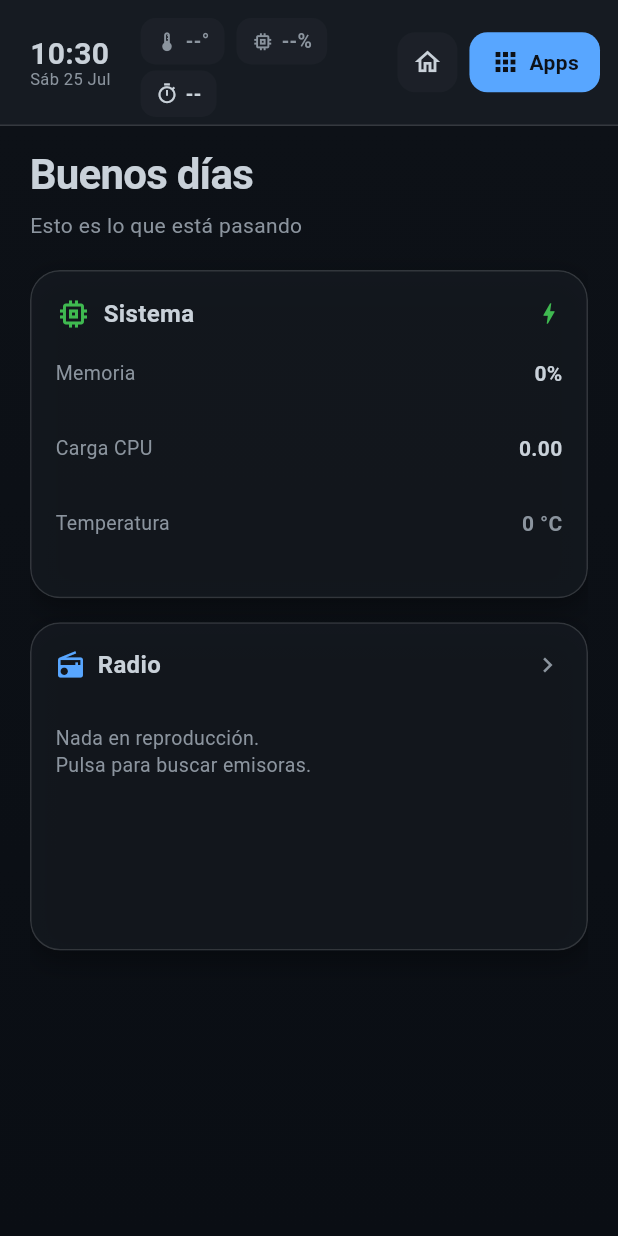
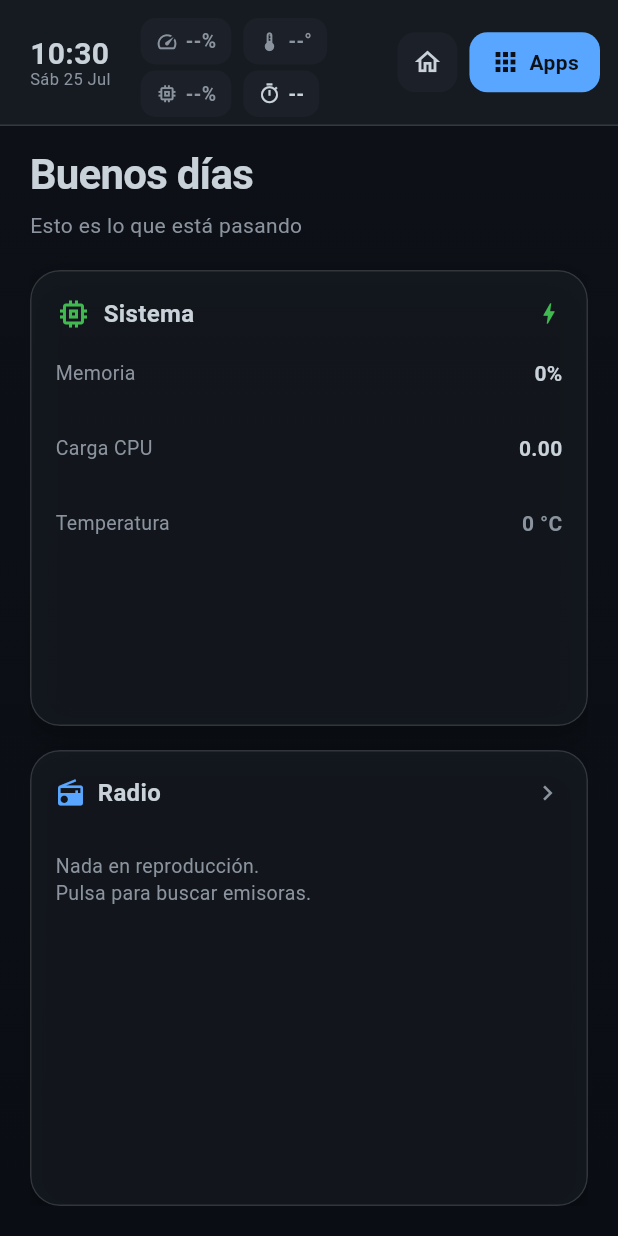
Before and after one commit to xibhuxan/hiluxOS, a Flutter app: the screen it shows after launch, on a phone screen of 412 x 824 dp. Run offline on Flutter 3.47's test engine with Material 3 defaults, Android fonts, the phone set to English and light mode, and no system bars; our stand-ins replace audioplayers, dio, flutter_riverpod, go_router; network calls fail.

Commit message:
feat(ui): bigger splash logo, no-scroll home, CPU chip in top panel
- Splash: scale the logo (+50% to 345px) and the breathing glow to match.
- Home: replace the GridView (fixed aspect ratio -> scroll on short windows)
  with two Expanded plasmoids that fill the available space, so there is
  no scroll bar at any window size.
- Top panel: add a CPU load % chip (load1m / cpuCount * 100, threshold
  colored) alongside temp, RAM and uptime.

Co-Authored-By: Claude <noreply@anthropic.com>

```diff
--- a/app/lib/features/home/home_screen.dart
+++ b/app/lib/features/home/home_screen.dart
@@ -32,19 +32,31 @@ class HomeScreen extends ConsumerWidget {
         ),
         const SizedBox(height: 20),
 
-        // Plasmoid grid fills the remaining space (no scroll).
+        // Plasmoids fill the remaining space (no scroll, no fixed aspect ratio).
         Expanded(
           child: LayoutBuilder(
             builder: (context, constraints) {
               final wide = constraints.maxWidth > 720;
-              return GridView.count(
-                crossAxisCount: wide ? 2 : 1,
-                mainAxisSpacing: 16,
-                crossAxisSpacing: 16,
-                childAspectRatio: wide ? 1.05 : 1.7,
+              final children = [
+                StaggeredEntrance(index: 2, child: const SystemWidget()),
+                StaggeredEntrance(index: 3, child: const NowPlayingWidget()),
+              ];
+              if (wide) {
+                return Row(
+                  crossAxisAlignment: CrossAxisAlignment.stretch,
+                  children: [
+                    Expanded(child: children[0]),
+                    const SizedBox(width: 16),
+                    Expanded(child: children[1]),
+                  ],
+                );
+              }
+              return Column(
+                crossAxisAlignment: CrossAxisAlignment.stretch,
                 children: [
-                  StaggeredEntrance(index: 2, child: const SystemWidget()),
-                  StaggeredEntrance(index: 3, child: const NowPlayingWidget()),
+                  Expanded(child: children[0]),
+                  const SizedBox(height: 16),
+                  Expanded(child: children[1]),
                 ],
               );
             },
--- a/app/lib/features/splash/splash_screen.dart
+++ b/app/lib/features/splash/splash_screen.dart
@@ -77,8 +77,8 @@ class _SplashScreenState extends State<SplashScreen>
                           builder: (_, __) {
                             final t = Curves.easeInOut.transform(_glow.value);
                             return Container(
-                              width: 180,
-                              height: 180,
+                              width: 460,
+                              height: 460,
                               decoration: BoxDecoration(
                                 shape: BoxShape.circle,
                                 gradient: RadialGradient(
@@ -93,8 +93,8 @@ class _SplashScreenState extends State<SplashScreen>
                           },
                         ),
                         ClipRRect(
-                          borderRadius: BorderRadius.circular(24),
-                          child: Image.asset('assets/images/hilux_99.png', width: 140),
+                          borderRadius: BorderRadius.circular(28),
+                          child: Image.asset('assets/images/hilux_99.png', width: 345),
                         ),
                       ],
                     ),
--- a/app/lib/layout/widgets/status_panel.dart
+++ b/app/lib/layout/widgets/status_panel.dart
@@ -21,6 +21,9 @@ class StatusPanel extends ConsumerWidget {
         '${now.minute.toString().padLeft(2, '0')}';
     final date = '${_weekday(now.weekday)} '
         '${now.day.toString().padLeft(2, '0')} ${_month(now.month)}';
+    final temp = res?.temperature;
+    final ram = res?.memoryUsagePercent;
+    final up = res?.uptimeSeconds;
 
     return Container(
       padding: const EdgeInsets.fromLTRB(20, 12, 12, 12),
@@ -47,26 +50,27 @@ class StatusPanel extends ConsumerWidget {
               runSpacing: 4,
               children: [
                 _Chip(
+                  icon: Icons.speed_outlined,
+                  label: res == null
+                      ? '--%'
+                      : '${((res.load1m / res.cpuCount) * 100).clamp(0, 999).toStringAsFixed(0)}%',
+                  color: res == null
+                      ? AppColors.muted
+                      : AppColors.usageColor(res.load1m / res.cpuCount),
+                ),
+                _Chip(
                   icon: Icons.thermostat_outlined,
-                  label: res?.temperature == null
-                      ? '--°'
-                      : '${res!.temperature!.toStringAsFixed(0)}°',
-                  color: res?.temperature == null
-                      ? AppColors.muted
-                      : AppColors.tempColor(res!.temperature!),
+                  label: temp == null ? '--°' : '${temp.toStringAsFixed(0)}°',
+                  color: temp == null ? AppColors.muted : AppColors.tempColor(temp),
                 ),
                 _Chip(
                   icon: Icons.memory_outlined,
-                  label: res?.memoryUsagePercent == null
-                      ? '--%'
-                      : '${res!.memoryUsagePercent.toStringAsFixed(0)}%',
-                  color: res?.memoryUsagePercent == null
-                      ? AppColors.muted
-                      : AppColors.usageColor(res!.memoryUsagePercent / 100),
+                  label: ram == null ? '--%' : '${ram.toStringAsFixed(0)}%',
+                  color: ram == null ? AppColors.muted : AppColors.usageColor(ram / 100),
                 ),
                 _Chip(
                   icon: Icons.timer_outlined,
-                  label: res == null ? '--' : _uptime(res.uptimeSeconds),
+                  label: up == null ? '--' : _uptime(up),
                   color: AppColors.onBackground,
                 ),
               ],
```
